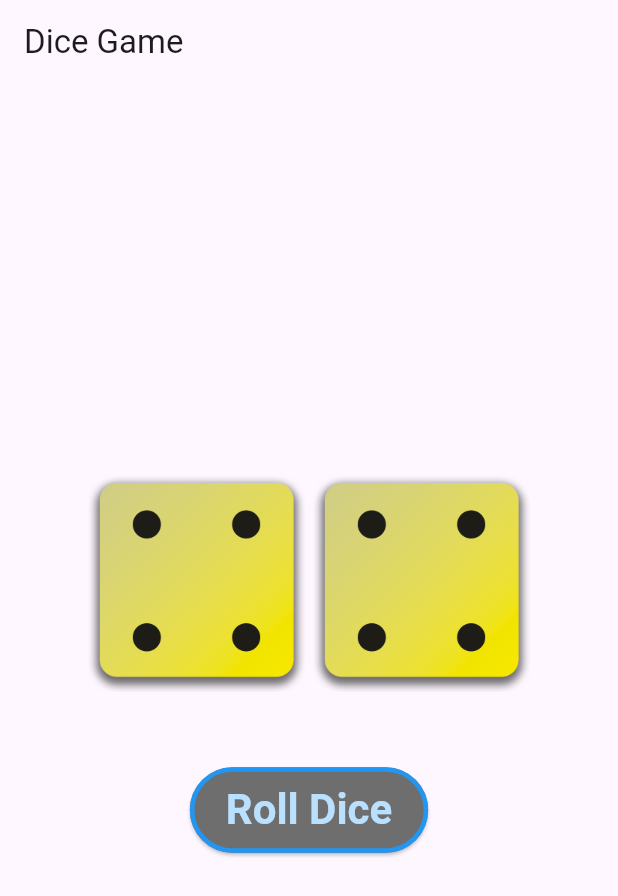
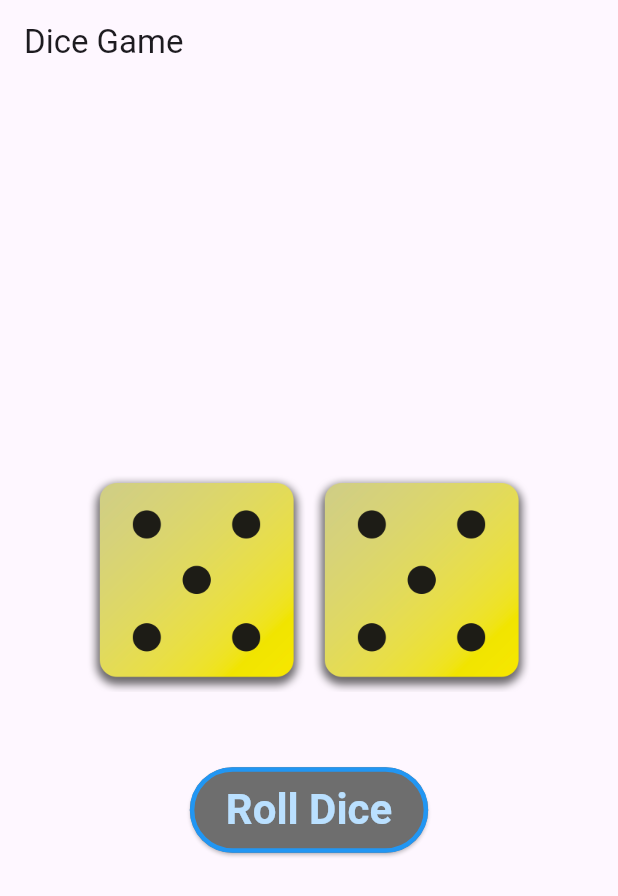
Before and after one commit to Adriatik-Berdufi/roll_dice, a Flutter app: the screen it shows after launch, after a tap on "Roll Dice", on a phone screen of 412 x 824 dp. Shown: the top 896 px of the screen. Run offline on Flutter 3.47's test engine with Material 3 defaults, Android fonts, the phone set to English and light mode, and no system bars.

Commit message:
add random dice roll

```diff
--- /dev/null
+++ b/lib/dice_roller.dart
@@ -0,0 +1,70 @@
+import 'dart:math';
+
+import 'package:flutter/material.dart';
+
+class DiceRoller extends StatefulWidget {
+  const DiceRoller({super.key});
+  @override
+  State<DiceRoller> createState() {
+    return _DiceRollerState();
+  }
+}
+
+class _DiceRollerState extends State<DiceRoller> {
+  var firstDice = 'assets/dice_img/dice-4.png';
+  var secondDice = 'assets/dice_img/dice-4.png';
+  void rolldice() {
+    var diceRoll = Random().nextInt(6) + 1;
+    var diceRoll2 = Random().nextInt(6) + 1;
+
+    setState(() {
+      firstDice = 'assets/dice_img/dice-$diceRoll.png';
+      secondDice = 'assets/dice_img/dice-$diceRoll2.png';
+    });
+
+    debugPrint(firstDice);
+  }
+
+  @override
+  Widget build(context) {
+    return Column(
+      mainAxisAlignment: MainAxisAlignment.center,
+      children: [
+        Row(
+          mainAxisAlignment: MainAxisAlignment.center,
+          children: [
+            Image.asset(
+              firstDice,
+              width: 150,
+            ),
+            Image.asset(
+              secondDice,
+              width: 150,
+            ),
+          ],
+        ),
+        const SizedBox(
+          height: 50,
+        ),
+        Row(
+          mainAxisAlignment: MainAxisAlignment.center,
+          children: [
+            ElevatedButton(
+                onPressed: rolldice,
+                style: ElevatedButton.styleFrom(
+                    backgroundColor: const Color.fromARGB(255, 110, 110, 110),
+                    side: const BorderSide(color: Colors.blue, width: 3),
+                    padding: const EdgeInsets.symmetric(
+                        horizontal: 24, vertical: 12),
+                    foregroundColor: const Color.fromARGB(255, 186, 224, 255),
+                    textStyle: const TextStyle(
+                      fontSize: 28,
+                      fontWeight: FontWeight.bold,
+                    )),
+                child: const Text('Roll Dice')),
+          ],
+        )
+      ],
+    );
+  }
+}
--- a/lib/main.dart
+++ b/lib/main.dart
@@ -1,15 +1,20 @@
 import 'package:flutter/material.dart';
+import 'package:roll_dice/dice_roller.dart';
 
 void main() {
   runApp(const MyApp());
 }
 
+var activeDiceImg = 'assets/dice_img/dice-4.png';
+
 class MyApp extends StatelessWidget {
   const MyApp({super.key});
 
   void rolldice() {
-    //codice da eseguire
+    activeDiceImg = 'assets/dice_img/dice-1.png';
+    debugPrint(activeDiceImg);
   }
+
   @override
   Widget build(BuildContext context) {
     return MaterialApp(
@@ -21,48 +26,8 @@ class MyApp extends StatelessWidget {
         appBar: AppBar(
           title: const Text('Dice Game'),
         ),
-        body: Center(
-          child: Column(
-            mainAxisAlignment: MainAxisAlignment.center,
-            children: [
-              Row(
-                mainAxisAlignment: MainAxisAlignment.center,
-                children: [
-                  Image.asset(
-                    'assets/dice_img/dice-4.png',
-                    width: 150,
-                  ),
-                  Image.asset(
-                    'assets/dice_img/dice-4.png',
-                    width: 150,
-                  ),
-                ],
-              ),
-              const SizedBox(
-                height: 50,
-              ),
-              Row(
-                mainAxisAlignment: MainAxisAlignment.center,
-                children: [
-                  ElevatedButton(
-                      onPressed: rolldice,
-                      style: ElevatedButton.styleFrom(
-                          backgroundColor:
-                              const Color.fromARGB(255, 110, 110, 110),
-                          side: const BorderSide(color: Colors.blue, width: 3),
-                          padding: const EdgeInsets.symmetric(
-                              horizontal: 24, vertical: 12),
-                          foregroundColor:
-                              const Color.fromARGB(255, 186, 224, 255),
-                          textStyle: const TextStyle(
-                            fontSize: 28,
-                            fontWeight: FontWeight.bold,
-                          )),
-                      child: const Text('Roll Dice')),
-                ],
-              )
-            ],
-          ),
+        body: const Center(
+          child: DiceRoller(),
         ),
       ),
     );
```
